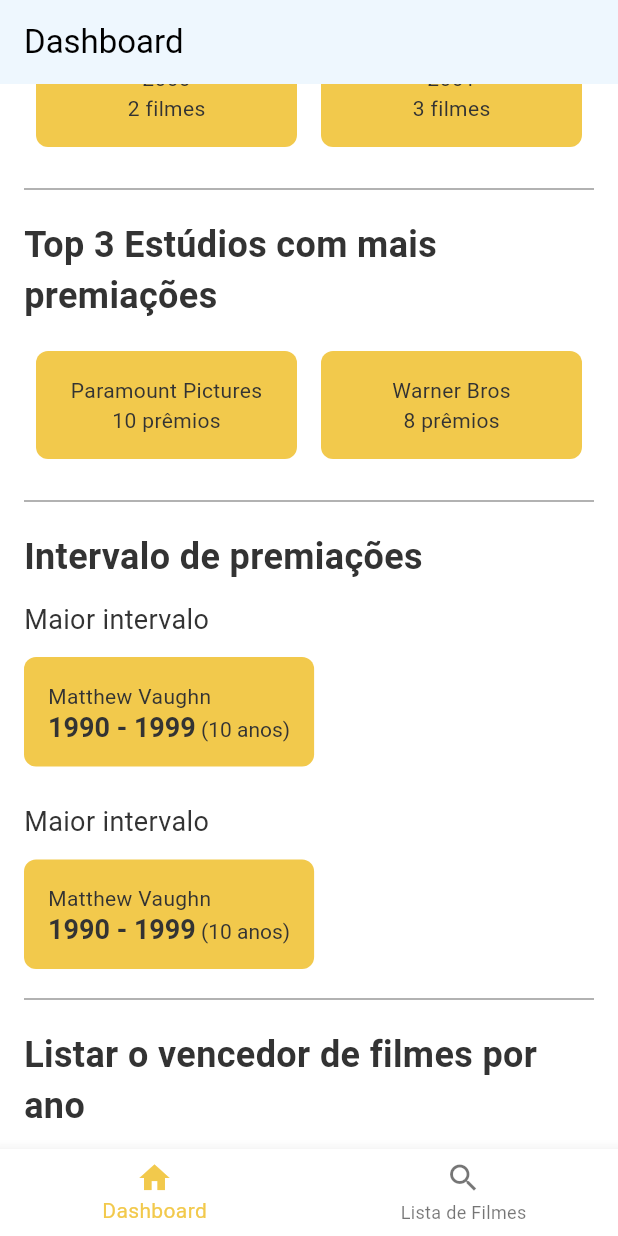
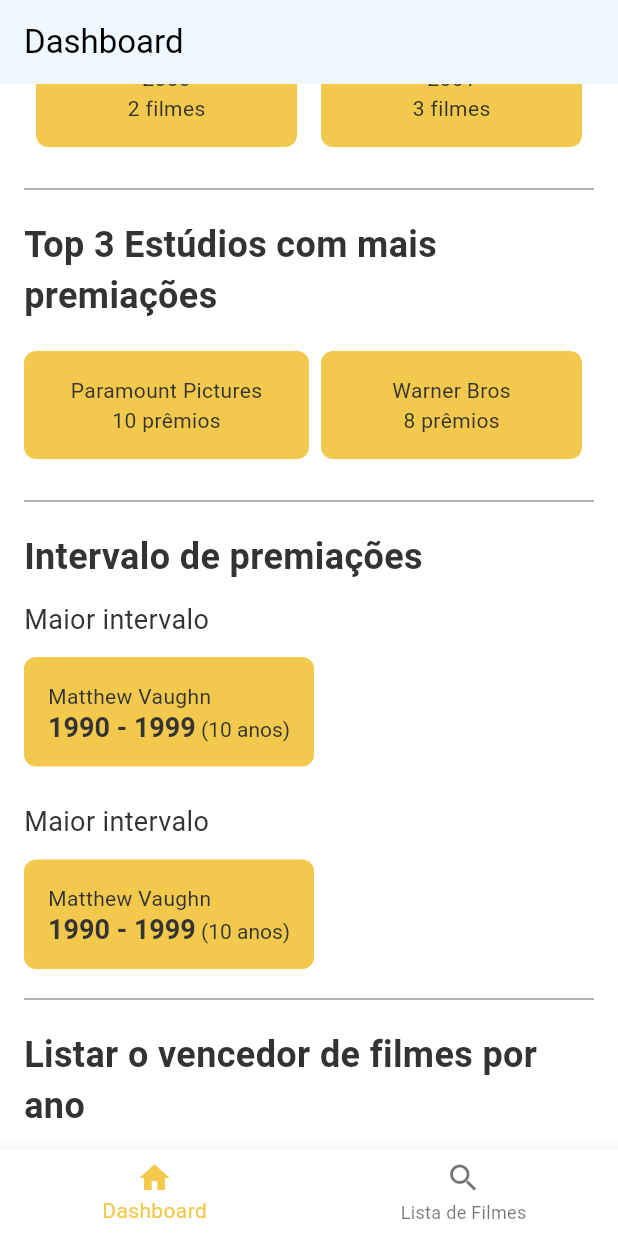
Before and after one commit to renankanu/golden_raspberry_awards, a Flutter app: the screen it shows after launch, scrolled down 84 dp, on a phone screen of 412 x 824 dp. Run offline on Flutter 3.47's test engine with Material 3 defaults, Android fonts, the phone set to English and light mode, and no system bars; our stand-ins replace dio, equatable, flutter_bloc, fpdart, get_it.

Commit message:
feat: create bloc multi winner

```diff
--- a/lib/core/theme/app_theme.dart
+++ b/lib/core/theme/app_theme.dart
@@ -11,8 +11,18 @@ final ThemeData appTheme = ThemeData(
     color: AppColors.mineShaft,
     thickness: 0.5,
   ),
+  textSelectionTheme: const TextSelectionThemeData(
+    cursorColor: AppColors.mineShaft,
+    selectionColor: AppColors.mineShaft,
+    selectionHandleColor: AppColors.mineShaft,
+  ),
   inputDecorationTheme: const InputDecorationTheme(
-    border: OutlineInputBorder(
+    labelStyle: TextStyle(
+      color: AppColors.mineShaft,
+      fontSize: 16,
+      fontWeight: FontWeight.w400,
+    ),
+    enabledBorder: OutlineInputBorder(
       borderSide: BorderSide(
         color: AppColors.mineShaft,
         width: 0.5,
--- a/lib/features/dashboard/domain/usecases/get_multi_winner_years.dart
+++ b/lib/features/dashboard/domain/usecases/get_multi_winner_years.dart
@@ -4,10 +4,10 @@ import '../../../../core/core.dart';
 import '../entities/entities.dart';
 import '../repositories/dashboard_repository.dart';
 
-class GetMultiWinnerYears {
+class GetMultiWinnerYearsUseCase {
   final DashboardRepository repository;
 
-  GetMultiWinnerYears(this.repository);
+  GetMultiWinnerYearsUseCase(this.repository);
 
   Future<Either<Failure, List<MultiWinnerYear>>> call() async {
     return await repository.getMultiWinnerYears();
--- a/lib/features/dashboard/domain/usecases/get_producers_interval_victories.dart
+++ b/lib/features/dashboard/domain/usecases/get_producers_interval_victories.dart
@@ -4,10 +4,10 @@ import '../../../../core/core.dart';
 import '../entities/entities.dart';
 import '../repositories/dashboard_repository.dart';
 
-class GetProducersIntervalVictories {
+class GetProducersIntervalVictoriesUseCase {
   final DashboardRepository repository;
 
-  GetProducersIntervalVictories(this.repository);
+  GetProducersIntervalVictoriesUseCase(this.repository);
 
   Future<Either<Failure, List<ProducersIntervalVictories>>> call() async {
     return await repository.getProducersIntervalVictories();
--- a/lib/features/dashboard/domain/usecases/get_top_winning_studios.dart
+++ b/lib/features/dashboard/domain/usecases/get_top_winning_studios.dart
@@ -4,10 +4,10 @@ import '../../../../core/core.dart';
 import '../entities/entities.dart';
 import '../repositories/dashboard_repository.dart';
 
-class GetTopWinningStudios {
+class GetTopWinningStudiosUseCase {
   final DashboardRepository repository;
 
-  GetTopWinningStudios(this.repository);
+  GetTopWinningStudiosUseCase(this.repository);
 
   Future<Either<Failure, List<TopWinningStudios>>> call() async {
     return await repository.getTopWinningStudios();
--- a/lib/features/dashboard/domain/usecases/get_winner_by_year.dart
+++ b/lib/features/dashboard/domain/usecases/get_winner_by_year.dart
@@ -4,10 +4,10 @@ import '../../../../core/core.dart';
 import '../entities/entities.dart';
 import '../repositories/dashboard_repository.dart';
 
-class GetWinnerByYear {
+class GetWinnerByYearUseCase {
   final DashboardRepository repository;
 
-  GetWinnerByYear(this.repository);
+  GetWinnerByYearUseCase(this.repository);
 
   Future<Either<Failure, List<WinnersByYear>>> call() async {
     return await repository.getWinnersByYear();
--- /dev/null
+++ b/lib/features/dashboard/presentation/cubit/get_multi_winner_years/get_multi_winner_years_cubit.dart
@@ -0,0 +1,22 @@
+import 'package:equatable/equatable.dart';
+import 'package:flutter_bloc/flutter_bloc.dart';
+import 'package:golden_raspberry_awards/features/dashboard/domain/entities/entities.dart';
+import 'package:golden_raspberry_awards/features/dashboard/domain/usecases/get_multi_winner_years.dart';
+
+part 'get_multi_winner_years_state.dart';
+
+class GetMultiWinnerYearsCubit extends Cubit<GetMultiWinnerYearsState> {
+  final GetMultiWinnerYearsUseCase multiWinnerYearsUseCase;
+
+  GetMultiWinnerYearsCubit(this.multiWinnerYearsUseCase)
+      : super(const GetMultiWinnerYearsInitial());
+
+  Future<void> getMultiWinnerYears() async {
+    // emit(const GetMultiWinnerYearsLoading());
+    // final result = await multiWinnerYearsUseCase();
+    // result.fold(
+    //   (error) => emit(GetMultiWinnerYearsError(error.message)),
+    //   (multiWinners) => emit(GetMultiWinnerYearsLoaded(multiWinners)),
+    // );
+  }
+}
--- /dev/null
+++ b/lib/features/dashboard/presentation/cubit/get_multi_winner_years/get_multi_winner_years_state.dart
@@ -0,0 +1,32 @@
+part of 'get_multi_winner_years_cubit.dart';
+
+sealed class GetMultiWinnerYearsState extends Equatable {
+  const GetMultiWinnerYearsState();
+
+  @override
+  List<Object> get props => [];
+}
+
+class GetMultiWinnerYearsInitial extends GetMultiWinnerYearsState {
+  const GetMultiWinnerYearsInitial();
+}
+
+class GetMultiWinnerYearsLoading extends GetMultiWinnerYearsState {
+  const GetMultiWinnerYearsLoading();
+}
+
+class GetMultiWinnerYearsLoaded extends GetMultiWinnerYearsState {
+  final List<MultiWinnerYear> multiWinnersEntity;
+  const GetMultiWinnerYearsLoaded(this.multiWinnersEntity);
+
+  @override
+  List<Object> get props => [multiWinnersEntity];
+}
+
+class GetMultiWinnerYearsError extends GetMultiWinnerYearsState {
+  final String message;
+  const GetMultiWinnerYearsError(this.message);
+
+  @override
+  List<Object> get props => [message];
+}
--- a/lib/features/dashboard/presentation/views/dashboard_view.dart
+++ b/lib/features/dashboard/presentation/views/dashboard_view.dart
@@ -1,8 +1,9 @@
 import 'package:flutter/material.dart';
-import 'package:golden_raspberry_awards/features/dashboard/presentation/widgets/interval_victory_container.dart';
 import 'package:golden_raspberry_awards/features/dashboard/presentation/widgets/search_winner_year_container.dart';
-import 'package:golden_raspberry_awards/features/dashboard/presentation/widgets/top_studios_container.dart';
 import 'package:golden_raspberry_awards/features/dashboard/presentation/widgets/year_multi_winner_container.dart';
+
+import '../widgets/interval_victory_container.dart';
+import '../widgets/top_studios_container.dart';
 
 class DashboardView extends StatelessWidget {
   const DashboardView({super.key});
--- a/lib/features/dashboard/presentation/widgets/search_winner_year_container.dart
+++ b/lib/features/dashboard/presentation/widgets/search_winner_year_container.dart
@@ -5,24 +5,16 @@ class SearchWinnerYearContainer extends StatelessWidget {
 
   @override
   Widget build(BuildContext context) {
-    return Column(
+    return const Column(
       children: [
-        const Text(
+        Text(
           'Listar o vencedor de filmes por ano',
           style: TextStyle(
             fontSize: 24,
             fontWeight: FontWeight.w600,
           ),
         ),
-        const SizedBox(height: 12),
-        TextFormField(
-          decoration: const InputDecoration(
-            labelText: 'Buscar por ano',
-            suffixIcon: Icon(Icons.search),
-          ),
-          keyboardType: TextInputType.number,
-          textInputAction: TextInputAction.search,
-        ),
+        SizedBox(height: 12),
       ],
     );
   }
--- a/lib/features/dashboard/presentation/widgets/top_studios_container.dart
+++ b/lib/features/dashboard/presentation/widgets/top_studios_container.dart
@@ -19,8 +19,10 @@ class TopStudiosContainer extends StatelessWidget {
           children: [
             Expanded(
               child: Container(
-                padding: const EdgeInsets.all(16),
-                margin: const EdgeInsets.all(8),
+                padding: const EdgeInsets.symmetric(
+                  vertical: 16,
+                  horizontal: 8,
+                ),
                 decoration: BoxDecoration(
                   color: Theme.of(context).colorScheme.primary,
                   borderRadius: BorderRadius.circular(8),
--- a/lib/main.dart
+++ b/lib/main.dart
@@ -1,8 +1,14 @@
 import 'package:flutter/material.dart';
+import 'package:flutter_bloc/flutter_bloc.dart';
 import 'package:golden_raspberry_awards/core/core.dart';
 import 'package:golden_raspberry_awards/features/dashboard/presentation/views/core_view.dart';
 
+import 'features/dashboard/presentation/cubit/get_multi_winner_years/get_multi_winner_years_cubit.dart';
+import 'injector.dart' as di;
+
 void main() {
+  WidgetsFlutterBinding.ensureInitialized();
+  di.init();
   runApp(const MyApp());
 }
 
@@ -11,10 +17,17 @@ class MyApp extends StatelessWidget {
 
   @override
   Widget build(BuildContext context) {
-    return MaterialApp(
-      title: 'Golden Raspberry Awards',
-      theme: appTheme,
-      home: const CoreView(),
+    return MultiBlocProvider(
+      providers: [
+        BlocProvider(
+          create: (_) => di.injector<GetMultiWinnerYearsCubit>(),
+        )
+      ],
+      child: MaterialApp(
+        title: 'Golden Raspberry Awards',
+        theme: appTheme,
+        home: const CoreView(),
+      ),
     );
   }
 }
```
Also changed, not shown: lib/injector.dart (added, +31 -0 lines), 4 other files.
